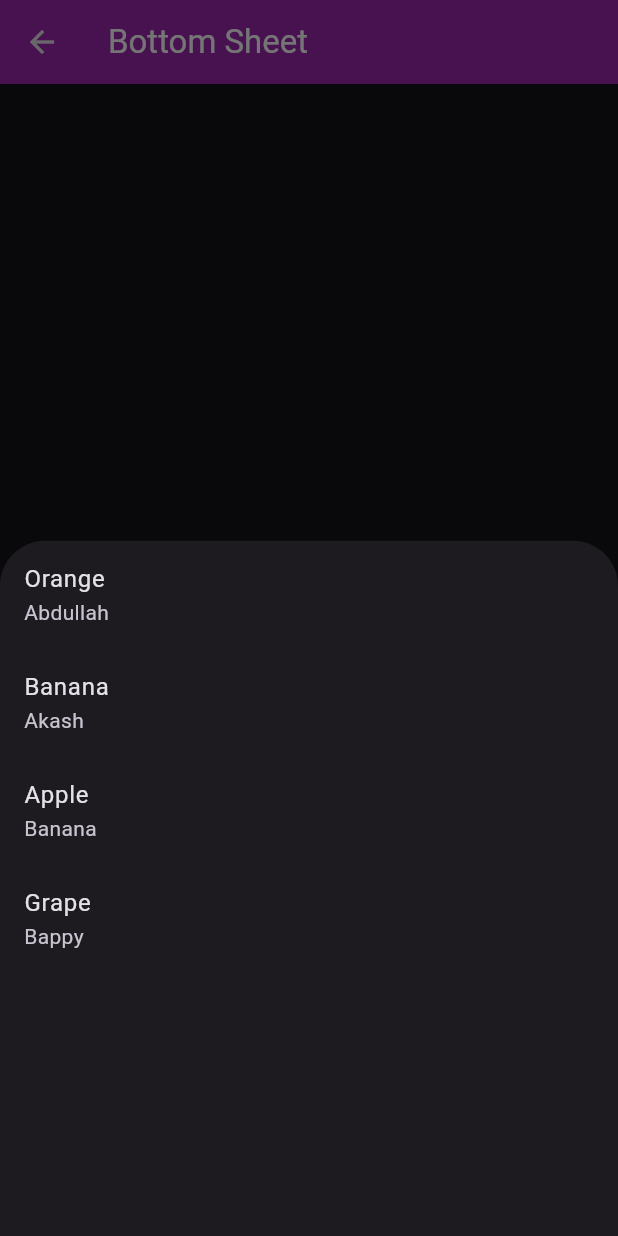
After one commit to mahmud5658/flutter_resources, a Flutter app: the BottomSheetWidget screen opened directly, after a tap on "Show Bottom Sheet", on a phone screen of 412 x 824 dp. The commit adds this screen. Run offline on Flutter 3.47's test engine with Material 3 defaults, Android fonts, the phone set to English and light mode, and no system bars; our stand-ins replace cached_network_image.

Commit message:
bottom sheet

```diff
--- a/lib/main.dart
+++ b/lib/main.dart
@@ -1,5 +1,6 @@
 import 'package:flutter/material.dart';
-import 'package:flutter_resources/widgets/alert_dialog.dart';
+// import 'package:flutter_resources/widgets/alert_dialog.dart';
+import 'package:flutter_resources/widgets/bottom_sheet.dart';
 // import 'package:flutter_resources/widgets/dismissable.dart';
 // import 'package:flutter_resources/widgets/drawer.dart';
 // import 'package:flutter_resources/widgets/image.dart';
@@ -34,7 +35,7 @@ class MyApp extends StatelessWidget {
         appBarTheme: const AppBarTheme(backgroundColor: Colors.purple),
         brightness: Brightness.dark,
       ),
-      home:  const AlertWidget(),
+      home:  const BottomSheetWidget(),
     );
   }
 }
--- /dev/null
+++ b/lib/widgets/bottom_sheet.dart
@@ -0,0 +1,52 @@
+import 'package:flutter/material.dart';
+
+class BottomSheetWidget extends StatelessWidget {
+  const BottomSheetWidget({super.key});
+
+  @override
+  Widget build(BuildContext context) {
+    return Scaffold(
+        appBar: AppBar(
+          title:
+              const Text('Bottom Sheet', style: TextStyle(color: Colors.white)),
+        ),
+        body: Center(
+          child: ElevatedButton(
+              onPressed: () {
+                showModalBottomSheet(
+                  isDismissible: false,
+                  enableDrag: true,
+                  shape:const  RoundedRectangleBorder(
+                    borderRadius: BorderRadius.only(
+                      topLeft: Radius.circular(30),
+                      topRight: Radius.circular(30)
+                    )
+                  ),
+                    context: context,
+                    builder: (context) {
+                      return const Column(
+                        children: [
+                          ListTile(
+                            title: Text("Orange"),
+                            subtitle: Text("Abdullah"),
+                          ),
+                             ListTile(
+                            title: Text("Banana"),
+                            subtitle: Text("Akash"),
+                          ),
+                             ListTile(
+                            title: Text("Apple"),
+                            subtitle: Text("Banana"),
+                          ),
+                             ListTile(
+                            title: Text("Grape"),
+                            subtitle: Text("Bappy"),
+                          ),
+                        ],
+                      );
+                    });
+              },
+              child: const Text('Show Bottom Sheet')),
+        ));
+  }
+}
```
